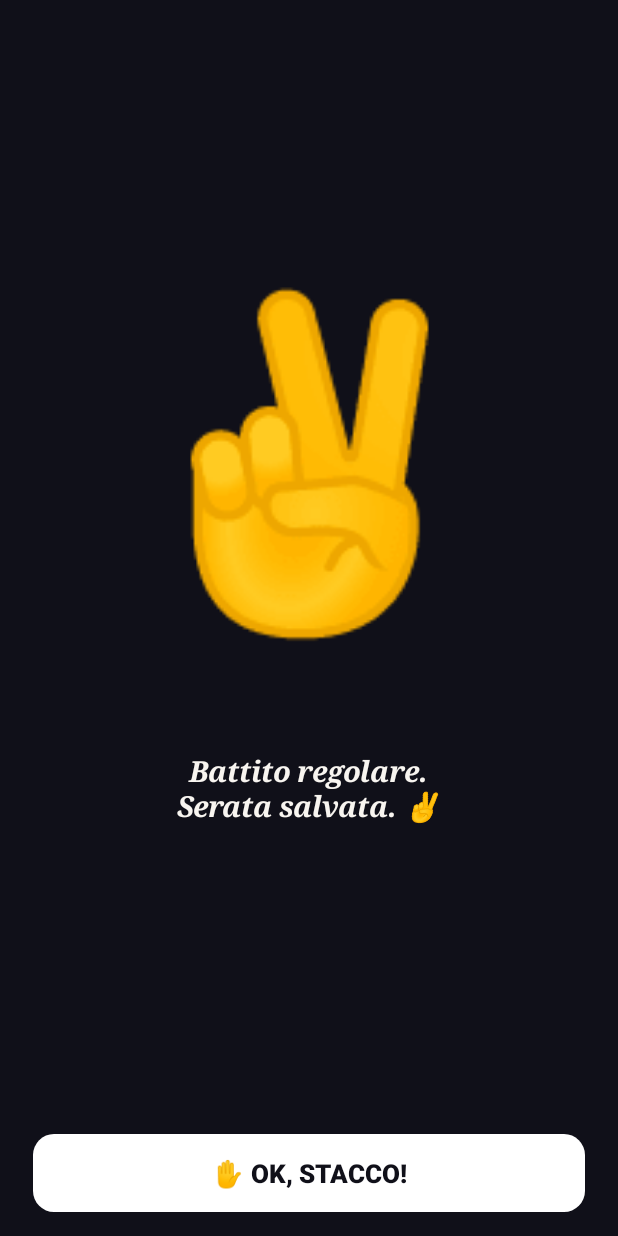
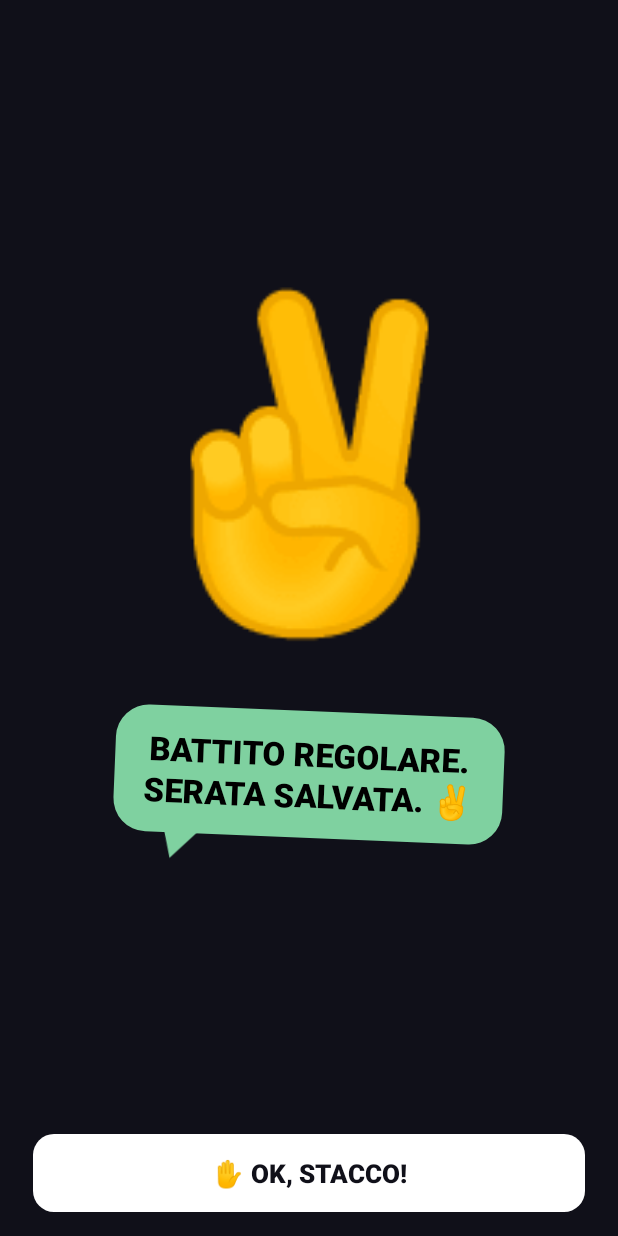
Before and after one commit to fabriziodemarco-bit/Stacca, an Android app: the InsultamiActivity screen opened directly, with no data from a screen before it, after a tap on "✋ OK, STACCO!", on a phone screen of 412 x 824 dp. Run offline under Robolectric (Android 15) with nearby library versions, the phone set to English and light mode, and no system bars; pictures from the network do not load.

Commit message:
Insultami: il gelo diventa una nuvoletta di ghiaccio con ghiaccioli, countdown congelato, finali in nuvoletta
Co-Authored-By: Claude Opus 5.5 <noreply@anthropic.com>

```diff
--- a/app/src/main/java/com/stacca/app/ui/InsultamiActivity.kt
+++ b/app/src/main/java/com/stacca/app/ui/InsultamiActivity.kt
@@ -18,7 +18,6 @@ import android.os.VibratorManager
 import android.speech.tts.TextToSpeech
 import android.speech.tts.UtteranceProgressListener
 import android.content.res.ColorStateList
-import android.graphics.Typeface
 import android.graphics.drawable.GradientDrawable
 import android.view.View
 import android.view.animation.OvershootInterpolator
@@ -50,7 +49,8 @@ class InsultamiActivity : AppCompatActivity() {
         private const val TOTAL_SECONDS = 60
         private const val SECONDS_PER_LINE = 10
         private const val SECONDS_PER_PHASE = 20
-        private const val SHAKE_HARD_FROM = 10 // ultimi secondi: il numero trema di più
+        private const val SHAKE_HARD_FROM = 20 // fase della furia: il numero trema di più
+        private const val FREEZE_FROM = 10     // ultimi secondi: arriva il gelo e tutto si ferma
 
         // Si parte appena voce e suoni sono pronti; se tardano, si parte comunque
         private const val READY_TIMEOUT_MS = 2500L
@@ -93,6 +93,7 @@ class InsultamiActivity : AppCompatActivity() {
     private lateinit var bubble: View
     private lateinit var tail: View
     private lateinit var tailFill: ImageView
+    private lateinit var icicles: View
     private lateinit var tvTimer: TextView
 
     private var version = 0
@@ -134,6 +135,7 @@ class InsultamiActivity : AppCompatActivity() {
         bubble = findViewById(R.id.insultBubble)
         tail = findViewById(R.id.insultTail)
         tailFill = findViewById(R.id.ivInsultTailFill)
+        icicles = findViewById(R.id.ivInsultIcicles)
         bubble.visibility = View.INVISIBLE // compare con la prima battuta
         tvTimer = findViewById(R.id.tvInsultTimer)
 
@@ -279,7 +281,8 @@ class InsultamiActivity : AppCompatActivity() {
                 return
             }
             showTimer(left)
-            if (elapsedSeconds % SECONDS_PER_PHASE == 0) enterPhase(currentPhase())
+            if (left == FREEZE_FROM) enterFreeze()
+            else if (elapsedSeconds % SECONDS_PER_PHASE == 0) enterPhase(currentPhase())
             if (elapsedSeconds % SECONDS_PER_LINE == 0) showLine(elapsedSeconds / SECONDS_PER_LINE)
 
             handler.postAtTime(this, startAt + (elapsedSeconds + 1) * 1000L)
@@ -298,6 +301,15 @@ class InsultamiActivity : AppCompatActivity() {
         )
     }
 
+    /** Gelo: la scritta in alto cambia, il countdown si ferma e diventa ghiaccio, il flash si spegne. */
+    private fun enterFreeze() {
+        tvPhase.setText(R.string.insult_phase_4)
+        tvPhase.setTextColor(ContextCompat.getColor(this, R.color.insult_ice))
+        setTorch(false)
+    }
+
+    private fun isFrozen(): Boolean = TOTAL_SECONDS - elapsedSeconds <= FREEZE_FROM
+
     /** Battuta n. [index] (0-5): testo, voce e vibrazione partono insieme. */
     private fun showLine(index: Int) {
         if (index !in lines.indices) return
@@ -312,66 +324,56 @@ class InsultamiActivity : AppCompatActivity() {
 
     /**
      * Battute 1-2 bianche, 3-4 gialle, 5 (urlo) arancio grande che trema.
-     * La 6 (gelo) è senza nuvoletta: piccola, grigio azzurro, minuscola e immobile.
+     * La 6 (gelo) è azzurro ghiaccio con i ghiaccioli: dritta, immobile, compare piano.
      */
     private fun showBubble(line: String, index: Int) {
+        when {
+            index >= 5 -> paintBubble(line, R.color.insult_ice, R.color.insult_ice_text, 21f, icicles = true)
+            index == 4 -> paintBubble(line, R.color.insult_bubble_scream, null, 30f)
+            index >= 2 -> paintBubble(line, R.color.insult_bubble_yellow, null, 24f)
+            else -> paintBubble(line, R.color.insult_bubble_white, null, 24f)
+        }
+        if (index >= 5) frostIn() else popIn()
+        if (index == 4) handler.postDelayed(bubbleShake, 300)
+    }
+
+    /** Colora la nuvoletta (e il beccuccio o i ghiaccioli) e ci scrive il testo in stampatello. */
+    private fun paintBubble(text: String, fillRes: Int, textRes: Int?, sizeSp: Float, icicles: Boolean = false) {
         handler.removeCallbacks(bubbleShake)
+        bubble.animate().cancel()
         bubble.visibility = View.VISIBLE
         bubble.translationX = 0f
+        bubble.alpha = 1f
 
-        if (index >= 5) {
-            showPlainText(line, R.color.insult_cold)
-            return
-        }
-
-        val scream = index == 4
-        val fill = ContextCompat.getColor(
-            this,
-            when {
-                scream -> R.color.insult_bubble_scream
-                index >= 2 -> R.color.insult_bubble_yellow
-                else -> R.color.insult_bubble_white
-            }
-        )
-        val background = tvInsult.background as? GradientDrawable
-            ?: (ContextCompat.getDrawable(this, R.drawable.bg_insult_bubble) as GradientDrawable)
-        background.mutate()
+        val fill = ContextCompat.getColor(this, fillRes)
+        val background = (ContextCompat.getDrawable(this, R.drawable.bg_insult_bubble) as GradientDrawable).mutate() as GradientDrawable
         background.setColor(fill)
         tvInsult.background = background
-        tvInsult.setTextColor(0xFF000000.toInt())
-        tvInsult.textSize = if (scream) 30f else 24f
-        tvInsult.typeface = Typeface.create("sans-serif-black", Typeface.NORMAL)
-        tvInsult.text = line.uppercase(Locale.getDefault())
-        tail.visibility = View.VISIBLE
+        tvInsult.setTextColor(if (textRes != null) ContextCompat.getColor(this, textRes) else 0xFF000000.toInt())
+        tvInsult.textSize = sizeSp
+        tvInsult.text = text.uppercase(Locale.getDefault())
+        tail.visibility = if (icicles) View.GONE else View.VISIBLE
         tailFill.imageTintList = ColorStateList.valueOf(fill)
+        this.icicles.visibility = if (icicles) View.VISIBLE else View.GONE
+    }
 
-        // "Pop": salta fuori con un rimbalzo, ogni volta storta in modo diverso
+    /** "Pop": salta fuori con un rimbalzo, ogni volta storta in modo diverso. */
+    private fun popIn() {
         val tilt = (2f + Random.nextFloat() * 3f) * (if (Random.nextBoolean()) 1 else -1)
         bubble.rotation = tilt
         bubble.scaleX = 0.6f
         bubble.scaleY = 0.6f
         bubble.animate().scaleX(1f).scaleY(1f)
             .setDuration(280).setInterpolator(OvershootInterpolator(3f)).start()
-
-        if (scream) handler.postDelayed(bubbleShake, 300)
     }
 
-    /** Testo semplice, senza nuvoletta: per il gelo e per i due finali. */
-    private fun showPlainText(text: String, colorRes: Int) {
-        handler.removeCallbacks(bubbleShake)
-        bubble.animate().cancel()
-        bubble.visibility = View.VISIBLE
+    /** Il gelo non salta: dritto, fermo, compare piano come la brina. */
+    private fun frostIn() {
         bubble.rotation = 0f
         bubble.scaleX = 1f
         bubble.scaleY = 1f
-        bubble.translationX = 0f
-        tvInsult.background = null
-        tail.visibility = View.GONE
-        tvInsult.setTextColor(ContextCompat.getColor(this, colorRes))
-        tvInsult.textSize = 19f
-        // Corsivo con grazie: è "gelido", e la I maiuscola di "Io" non si confonde con la l
-        tvInsult.typeface = Typeface.create(Typeface.SERIF, Typeface.BOLD_ITALIC)
-        tvInsult.text = text
+        bubble.alpha = 0f
+        bubble.animate().alpha(1f).setDuration(900).start()
     }
 
     // L'urlo trema finché non arriva la battuta successiva
@@ -395,10 +397,18 @@ class InsultamiActivity : AppCompatActivity() {
         engine.speak(clean, TextToSpeech.QUEUE_FLUSH, null, "insult")
     }
 
-    // --- Countdown: numero gigante che trema, con un'ombra rossa sfasata ---
+    // --- Countdown: numero gigante che trema, con un'ombra rossa sfasata. Nel gelo si ferma ---
     private fun showTimer(left: Int) {
         tvTimer.text = left.toString()
         val d = resources.displayMetrics.density
+        if (left <= FREEZE_FROM) {
+            tvTimer.translationX = 0f
+            tvTimer.translationY = 0f
+            tvTimer.rotation = 0f
+            tvTimer.setTextColor(ContextCompat.getColor(this, R.color.insult_ice))
+            tvTimer.setShadowLayer(0.01f, 4 * d, 4 * d, 0x99FFFFFF.toInt())
+            return
+        }
         val hard = left <= SHAKE_HARD_FROM
         val move = (if (hard) 10f else 4f) * d
         val tilt = if (hard) 7f else 3f
@@ -436,7 +446,7 @@ class InsultamiActivity : AppCompatActivity() {
     // --- Flash: lampi sempre più frequenti, al massimo ~3 al secondo ---
     private val strobe = object : Runnable {
         override fun run() {
-            if (finished) return
+            if (finished || isFrozen()) return
             val (period, onTime) = when (currentPhase()) {
                 0 -> 1000L to 120L
                 1 -> 600L to 100L
@@ -516,7 +526,8 @@ class InsultamiActivity : AppCompatActivity() {
         tvPhase.visibility = View.INVISIBLE
         resetTimerLook()
         tvTimer.text = "✌️"
-        showPlainText(getString(R.string.insult_win), R.color.home_text)
+        paintBubble(getString(R.string.insult_win), R.color.home_success, null, 22f)
+        popIn()
         speak(getString(R.string.insult_win_voice), 0.7f, 0.8f)
 
         // Battiti sempre più lenti e piano: il sollievo si sente
@@ -549,7 +560,8 @@ class InsultamiActivity : AppCompatActivity() {
         resetTimerLook()
         tvTimer.text = "💥"
         pulse(tvTimer)
-        showPlainText(getString(R.string.insult_lose), R.color.home_text)
+        paintBubble(getString(R.string.insult_lose), R.color.insult_bubble_white, null, 20f)
+        popIn()
     }
 
     /**
--- /dev/null
+++ b/app/src/main/res/drawable/ic_bubble_icicles.xml
@@ -0,0 +1,11 @@
+<?xml version="1.0" encoding="utf-8"?>
+<!-- Ghiaccioli che pendono dalla nuvoletta del gelo (si allargano con la nuvoletta) -->
+<vector xmlns:android="http://schemas.android.com/apk/res/android"
+    android:width="100dp"
+    android:height="18dp"
+    android:viewportWidth="100"
+    android:viewportHeight="18">
+    <path
+        android:fillColor="@color/insult_ice"
+        android:pathData="M0,0 H100 V3 H97 L94.5,8 L92,3 H86 L82,16 L78,3 H66 L63,10 L60,3 H50 L45,18 L40,3 H28 L25,9 L22,3 H16 L12,14 L8,3 H0 Z" />
+</vector>
--- a/app/src/main/res/layout/activity_insultami.xml
+++ b/app/src/main/res/layout/activity_insultami.xml
@@ -102,6 +102,19 @@
                         android:importantForAccessibility="no"
                         android:src="@drawable/ic_bubble_tail_fill" />
                 </FrameLayout>
+
+                <!-- Ghiaccioli: solo sotto la nuvoletta del gelo, al posto del beccuccio -->
+                <ImageView
+                    android:id="@+id/ivInsultIcicles"
+                    android:layout_width="match_parent"
+                    android:layout_height="18dp"
+                    android:layout_marginStart="20dp"
+                    android:layout_marginEnd="20dp"
+                    android:layout_marginTop="-3dp"
+                    android:scaleType="fitXY"
+                    android:importantForAccessibility="no"
+                    android:visibility="gone"
+                    android:src="@drawable/ic_bubble_icicles" />
             </LinearLayout>
         </FrameLayout>
 
--- a/app/src/main/res/values/colors.xml
+++ b/app/src/main/res/values/colors.xml
@@ -67,7 +67,8 @@
     <color name="insult_bubble_white">#FFFFFF</color>
     <color name="insult_bubble_yellow">#FFE14D</color>
     <color name="insult_bubble_scream">#FF5A1F</color>
-    <color name="insult_cold">#A9C4D6</color>
+    <color name="insult_ice">#CFE8F5</color>
+    <color name="insult_ice_text">#0E2A3A</color>
     <color name="home_on_accent">#20110B</color>
 
     <!-- Schermo rosso ("bollettino d'emergenza"): lo sfondo "respira" tra i due toni -->
--- a/app/src/main/res/values/insults.xml
+++ b/app/src/main/res/values/insults.xml
@@ -12,6 +12,7 @@
     <string name="insult_phase_1">FASE 1 · SFOTTÒ</string>
     <string name="insult_phase_2">FASE 2 · CATTIVERIA</string>
     <string name="insult_phase_3">FASE 3 · FURIA</string>
+    <string name="insult_phase_4">FASE 4 · GELO ❄️</string>
     <string name="insult_win">Battito regolare.\nSerata salvata. ✌️</string>
     <string name="insult_win_voice">Finalmente.</string>
     <string name="insult_lose">Ok. Ci rinuncio. Io.\nL\'app no: ci rivediamo alla prossima notifica.</string>
```
Also changed, not shown: 2 other files.
